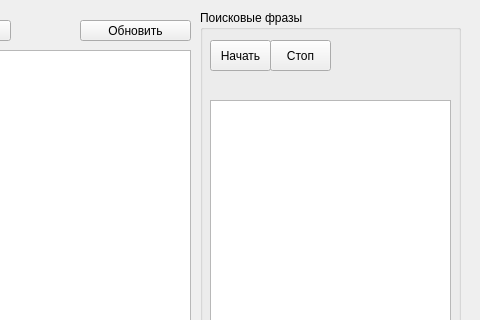
Above: untitled.ui from Farklin/email_parsing before the change; both pictures show x 320 to 800 and y 0 to 320 of the 800 by 560 pixel window. Below: the same form after it.
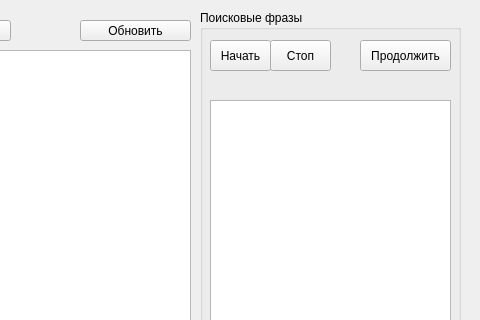
That is the form after the change.

Patch:
```diff
--- a/untitled.ui
+++ b/untitled.ui
@@ -62,6 +62,19 @@
       </rect>
      </property>
     </widget>
+    <widget class="QPushButton" name="btn_next">
+     <property name="geometry">
+      <rect>
+       <x>160</x>
+       <y>30</y>
+       <width>91</width>
+       <height>31</height>
+      </rect>
+     </property>
+     <property name="text">
+      <string>Продолжить</string>
+     </property>
+    </widget>
    </widget>
    <widget class="QPushButton" name="btn_export">
     <property name="geometry">
```
